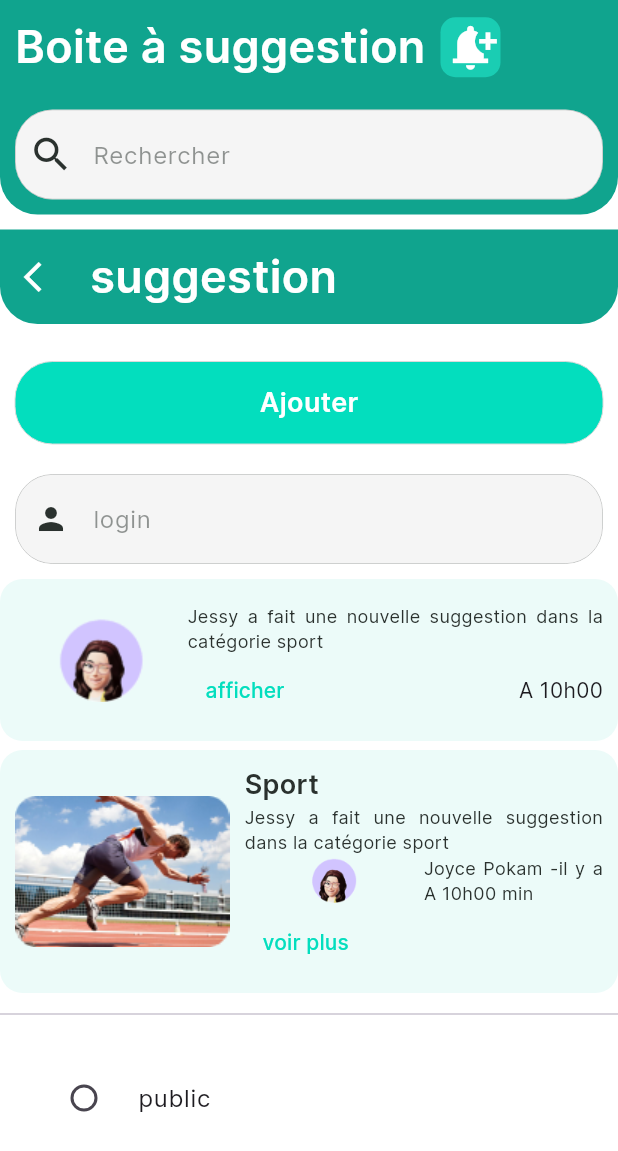
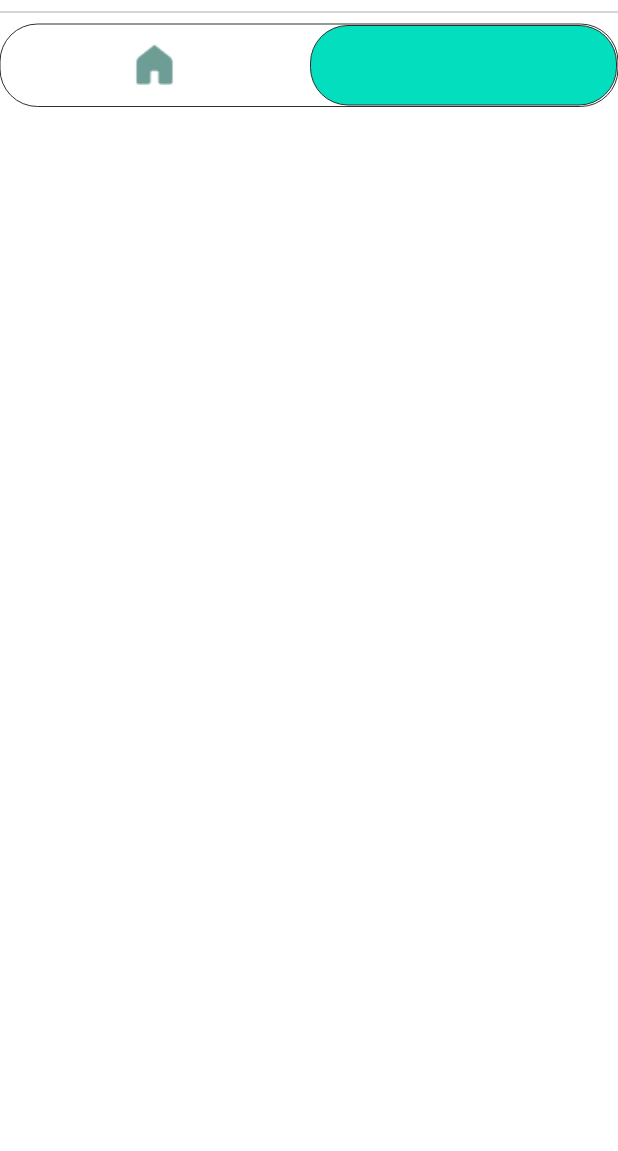
Before and after one commit to Lyvia23/boite_suggestion_mobile, a Flutter app: the screen it shows after launch, on a phone screen of 412 x 824 dp. Shown: the top 1151 px of the screen. Run offline on Flutter 3.47's test engine with Material 3 defaults, Android fonts, the phone set to English and light mode, and no system bars; our stand-ins replace get.

Commit message:
bottom navigation component

```diff
--- /dev/null
+++ b/lib/components/app.botton.navigation.dart
@@ -0,0 +1,54 @@
+import 'package:boite_suggestion/theme/Palette.dart';
+import 'package:flutter/cupertino.dart';
+import 'package:flutter/material.dart';
+import 'package:flutter/widgets.dart';
+
+class CustomBottonNavigation extends StatelessWidget {
+  final double? height;
+  final double? width;
+  final double? borderRadius;
+  final Color? textColor;
+  final Color? backgroundColor;
+  final bool? bordered;
+  final Color? borderColor;
+  const CustomBottonNavigation(
+      {super.key,
+      this.borderRadius,
+      this.textColor,
+      this.backgroundColor,
+      this.bordered,
+      this.borderColor,
+      this.height,
+      this.width});
+
+  @override
+  Widget build(BuildContext context) {
+    return Container(
+        height: height ?? 55,
+        width: width ?? MediaQuery.of(context).size.width,
+        decoration: BoxDecoration(
+            color: Palette.whiteColor,
+            border: Border.all(
+                width: bordered == true ? 1.6 : 0,
+                color: borderColor ?? Palette.blackColor),
+            borderRadius: BorderRadius.circular(borderRadius ?? 25)),
+        child: Row(
+          children: [
+            Expanded(child: Image.asset('assets/images/Home.png')),
+            Expanded(
+              child: Container(
+               margin: EdgeInsets.all(1),
+                decoration: BoxDecoration(
+                    color: Palette.primaryColor,
+                    border: Border.all(
+                        width: bordered == true ? 1.6 : 0,
+                        color: borderColor ?? Palette.blackColor),
+                    borderRadius: BorderRadius.circular(borderRadius ?? 25)),
+
+              ),
+            ),
+            // Expanded(child: Image.asset('assets/images/Person.png'))
+          ],
+        ));
+  }
+}
--- a/lib/components/app.radio.dart
+++ b/lib/components/app.radio.dart
@@ -1,4 +1,3 @@
-import 'package:boite_suggestion/theme/theme.dart';
 import 'package:flutter/material.dart';
 
 class CustomRadio extends StatelessWidget {
--- a/lib/features/login/view/login.view.dart
+++ b/lib/features/login/view/login.view.dart
@@ -1,6 +1,7 @@
 // ignore_for_file: prefer_const_constructors, prefer_const_literals_to_create_immutables
 
 import 'package:boite_suggestion/components/Custom.suggestion.listes.dart';
+import 'package:boite_suggestion/components/app.botton.navigation.dart';
 import 'package:boite_suggestion/components/app.radio.dart';
 import 'package:boite_suggestion/components/app.searchbar.dart';
 import 'package:boite_suggestion/components/custom.app.entete.dart';
@@ -24,49 +25,52 @@ class LoginView extends GetView<LoginController> {
             body: Container(
               child: SingleChildScrollView(
                 child: Column(mainAxisSize: MainAxisSize.min, children: [
-                  SearchBarAction(
-                    title: 'Boite à suggestion',
-                  ),
-                  SizedBox(height: 10),
-                  CustomAppEntete(title: 'suggestion',
-                  onTap: () {
-                    Get.back();
-                  },
-                  ),
-                  SizedBox(
-                    height: 15,
-                  ),
+                  // SearchBarAction(
+                  //   title: 'Boite à suggestion',
+                  // ),
+                  // SizedBox(height: 10),
+                  // CustomAppEntete(title: 'suggestion',
+                  // onTap: () {
+                  //   Get.back();
+                  // },
+                  // ),
+                  // SizedBox(
+                  //   height: 15,
+                  // ),
 
-                  Container(
-                    padding: EdgeInsets.all(10),
-                    child: CustomButton(
-                      title: 'Ajouter',
-                    ),
-                  ),
+                  // Container(
+                  //   padding: EdgeInsets.all(10),
+                  //   child: CustomButton(
+                  //     title: 'Ajouter',
+                  //   ),
+                  // ),
 
 
-                  Container(
-                    padding: EdgeInsets.all(10),
-                    child: CustomTextField(
-                      hintText: 'login',
-                      prefixIcon: Icon(Icons.person),
-                    ),
-                  ),
+                  // Container(
+                  //   padding: EdgeInsets.all(10),
+                  //   child: CustomTextField(
+                  //     hintText: 'login',
+                  //     prefixIcon: Icon(Icons.person),
+                  //   ),
+                  // ),
 
-                  SuggestionList(image: 'assets/images/avatar.png', title: 'afficher', paragraph: "Jessy a fait une nouvelle suggestion dans la catégorie sport", onTap:() {}, heure: 'A 10h00',
-                  color: Palette.hintColorList,
-                  ),
-                  CustomSuggestionsList(image: 'assets/images/sport.png', title: 'Sport', paragraph: "Jessy a fait une nouvelle suggestion dans la catégorie sport", onTap:() {}, heure: 'A 10h00',
-                  color: Palette.hintColorList, titleTextButton: 'voir plus', profile: 'assets/images/avatar.png', nomutilisateur: 'Joyce Pokam',
-                  ),
+                  // SuggestionList(image: 'assets/images/avatar.png', title: 'afficher', paragraph: "Jessy a fait une nouvelle suggestion dans la catégorie sport", onTap:() {}, heure: 'A 10h00',
+                  // color: Palette.hintColorList,
+                  // ),
+                  // CustomSuggestionsList(image: 'assets/images/sport.png', title: 'Sport', paragraph: "Jessy a fait une nouvelle suggestion dans la catégorie sport", onTap:() {}, heure: 'A 10h00',
+                  // color: Palette.hintColorList, titleTextButton: 'voir plus', profile: 'assets/images/avatar.png', nomutilisateur: 'Joyce Pokam',
+                  // ),
 
+
+                  // Divider(),
+
+                  // CustomRadio(onChanged: (value){
+                  //   controller.onChangeValue(value);
+                  // }, groupvalue: 'statut suggestion', value: 'public', title: 'public'),
 
                   Divider(),
 
-                  CustomRadio(onChanged: (value){
-                    controller.onChangeValue(value);
-                  }, groupvalue: 'statut suggestion', value: 'public', title: 'public')
-
+                  CustomBottonNavigation()
                 ]),
               ),
             ),
```
Also changed, not shown: assets/images/Home.png (added), assets/images/Person.png (added).
